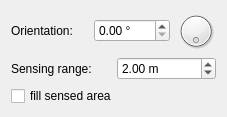
The window that robot/unicycleconfigwidget.ui (ruffsl/discoverage) describes before a commit, drawn with Qt 5.
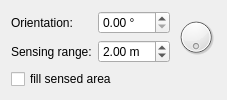
The same window after the commit.

Commit message: better layout of dial

```diff
--- a/robot/unicycleconfigwidget.ui
+++ b/robot/unicycleconfigwidget.ui
@@ -6,14 +6,14 @@
    <rect>
     <x>0</x>
     <y>0</y>
-    <width>227</width>
-    <height>105</height>
+    <width>215</width>
+    <height>83</height>
    </rect>
   </property>
   <layout class="QVBoxLayout" name="verticalLayout">
    <item>
-    <layout class="QHBoxLayout" name="horizontalLayout_2">
-     <item>
+    <layout class="QGridLayout" name="gridLayout">
+     <item row="0" column="0">
       <widget class="QLabel" name="label">
        <property name="text">
         <string>Orientation:</string>
@@ -23,7 +23,7 @@
        </property>
       </widget>
      </item>
-     <item>
+     <item row="0" column="1">
       <widget class="QDoubleSpinBox" name="sbOrientation">
        <property name="suffix">
         <string> °</string>
@@ -33,7 +33,7 @@
        </property>
       </widget>
      </item>
-     <item>
+     <item row="0" column="2" rowspan="2">
       <widget class="QDial" name="dialOrientation">
        <property name="sizePolicy">
         <sizepolicy hsizetype="Fixed" vsizetype="Fixed">
@@ -64,11 +64,7 @@
        </property>
       </widget>
      </item>
-    </layout>
-   </item>
-   <item>
-    <layout class="QHBoxLayout" name="horizontalLayout">
-     <item>
+     <item row="1" column="0">
       <widget class="QLabel" name="lblSensingRangeBuddy">
        <property name="text">
         <string>Sensing range:</string>
@@ -78,7 +74,7 @@
        </property>
       </widget>
      </item>
-     <item>
+     <item row="1" column="1">
       <widget class="QDoubleSpinBox" name="sbSensingRange">
        <property name="suffix">
         <string> m</string>
```
